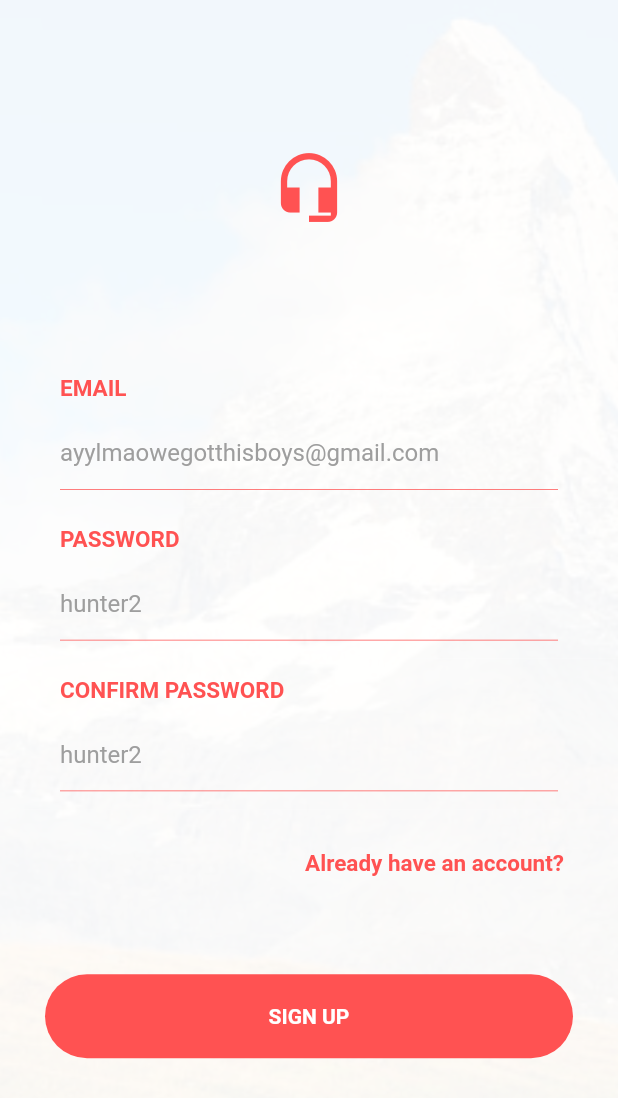
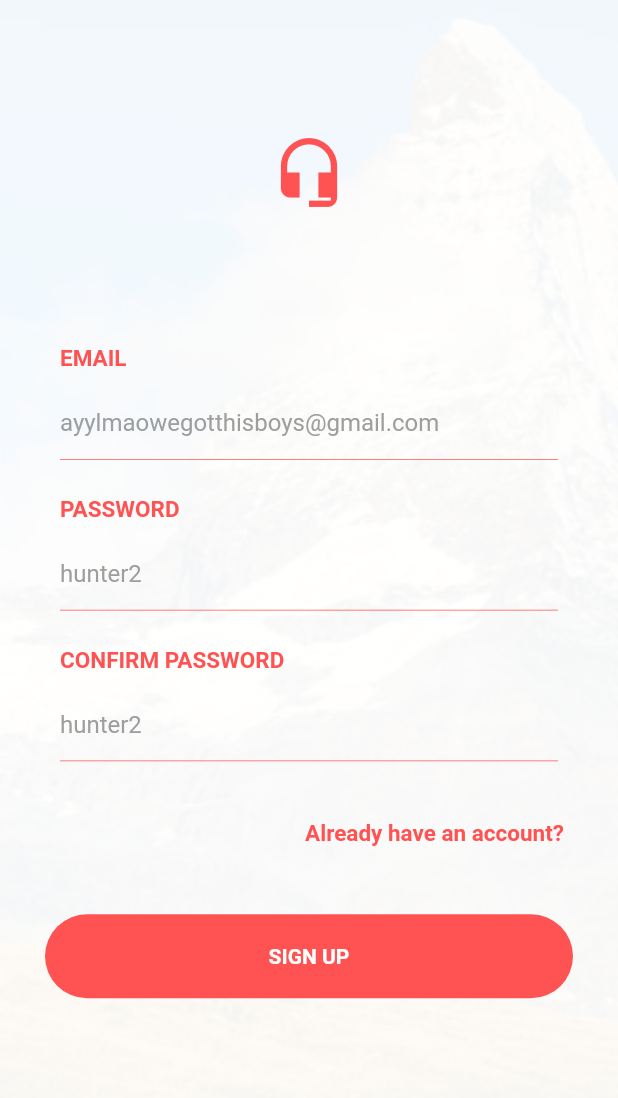
Before and after one commit to Kaioru/groupleh, a Flutter app: the screen it shows after launch, swiped to page 3, on a phone screen of 412 x 824 dp. Shown: the top 1098 px of the screen. Run offline on Flutter 3.47's test engine with Material 2 defaults, Android fonts, the phone set to English and light mode, and no system bars; our stand-ins replace firebase_auth; accounts and stored records are empty.

Commit message:
Fixed Renderflex issue

```diff
--- a/lib/app/auth/login.dart
+++ b/lib/app/auth/login.dart
@@ -177,10 +177,10 @@ class _Login extends State<Login> {
             fit: BoxFit.cover,
           ),
         ),
-        child: new Column(
+        child: Column(
           children: <Widget>[
             Container(
-              padding: EdgeInsets.all(100.0),
+              padding: EdgeInsets.symmetric(horizontal: 100.0, vertical: 90.0),
               child: Center(
                 child: Icon(
                   Icons.headset_mic,
@@ -334,7 +334,7 @@ class _Login extends State<Login> {
             ),
             new Container(
               width: MediaQuery.of(context).size.width,
-              margin: const EdgeInsets.only(left: 40.0, right: 40.0, top: 10.0),
+              margin: const EdgeInsets.only(left: 40.0, right: 40.0, top:10.0),
               alignment: Alignment.center,
               decoration: BoxDecoration(
                 border: Border(
@@ -390,14 +390,14 @@ class _Login extends State<Login> {
                       ),
                       textAlign: TextAlign.end,
                     ),
-                    onPressed: () => {},
+                    onPressed: () => gotoLogin(),
                   ),
                 ),
               ],
             ),
             new Container(
               width: MediaQuery.of(context).size.width,
-              margin: const EdgeInsets.only(left: 30.0, right: 30.0, top: 50.0),
+              margin: const EdgeInsets.only(left: 30.0, right: 30.0, top: 30.0),
               alignment: Alignment.center,
               child: new Row(
                 children: <Widget>[
@@ -446,6 +446,7 @@ class _Login extends State<Login> {
             ),
           ],
         ),
+
       ),
     ),
   );
@@ -470,7 +471,7 @@ class _Login extends State<Login> {
         child: new Column(
           children: <Widget>[
             Container(
-              padding: EdgeInsets.all(120.0),
+              padding: EdgeInsets.symmetric(horizontal: 120.0, vertical: 90.0),
               child: Center(
                 child: Icon(
                   Icons.headset_mic,
```
